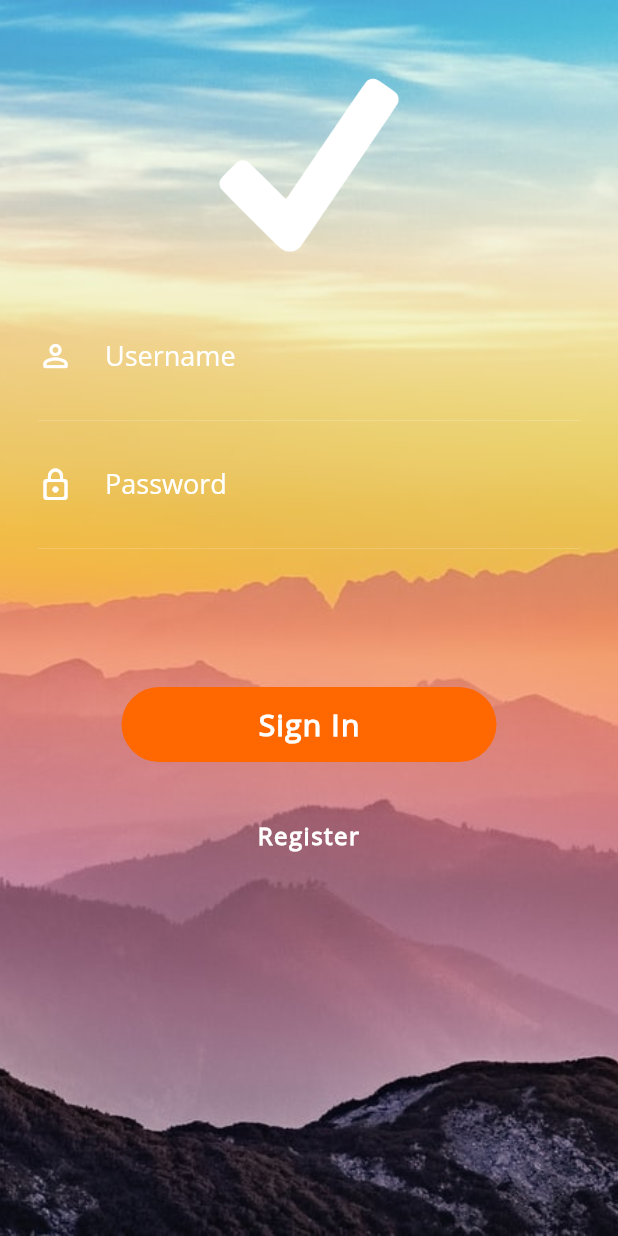
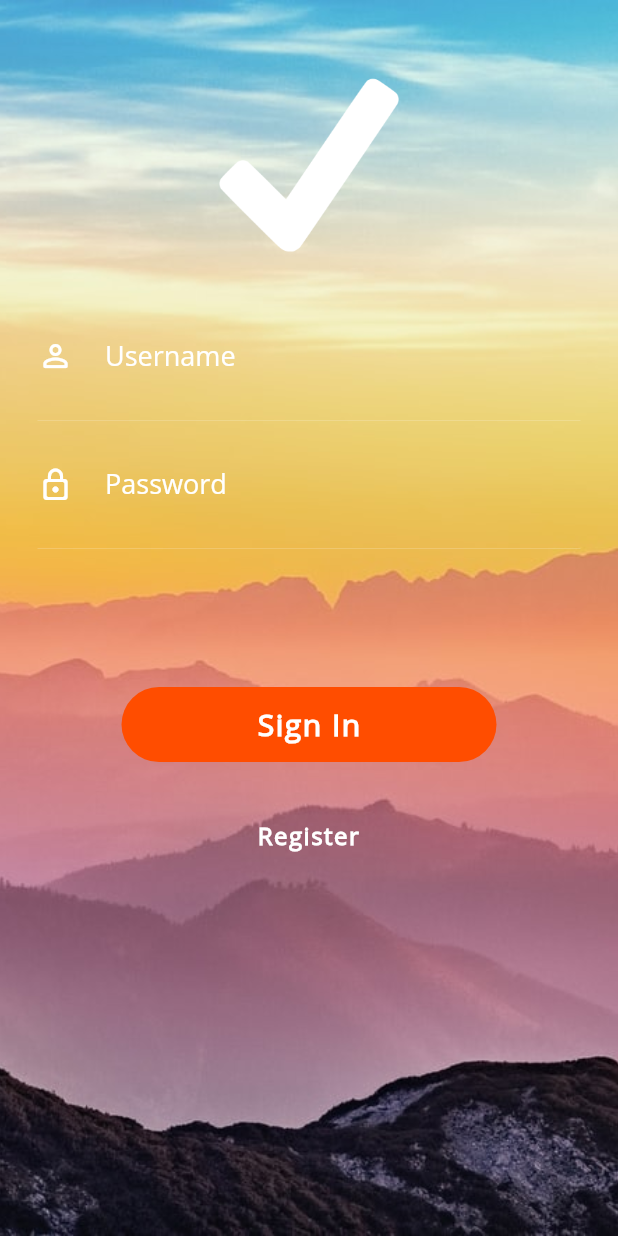
Before and after one commit to felipecastrosales/animations, a Flutter app: the screen it shows after launch, on a phone screen of 412 x 824 dp. Run offline on Flutter 3.47's test engine with Material 2 defaults, Android fonts, the phone set to English and light mode, and no system bars.

Commit message:
updates in files

```diff
--- a/lib/main.dart
+++ b/lib/main.dart
@@ -13,7 +13,6 @@ class MyApp extends StatelessWidget {
         theme: ThemeData(
           brightness: Brightness.dark,
           primaryColor: const Color(0xFFFF4D00),
-          accentColor: const Color(0xFFFF6700),
           fontFamily: 'OpenSans',
         ));
   }
--- a/lib/screens/home/home_screen.dart
+++ b/lib/screens/home/home_screen.dart
@@ -15,7 +15,7 @@ class _HomeScreenState extends State<HomeScreen>
   void initState() {
     super.initState();
     _controller = AnimationController(
-      vsync: this, duration: Duration(milliseconds:2000));
+      vsync: this, duration: Duration(milliseconds: 2000));
     _controller.forward();
   }
 
--- a/lib/screens/home/widgets/animated_list_view.dart
+++ b/lib/screens/home/widgets/animated_list_view.dart
@@ -25,7 +25,7 @@ class AnimatedListView extends StatelessWidget {
         ListData(
           title: 'Flutter Study',
           subtitle: 'I study a lot of Flutter',
-          image: AssetImage('assets/images/flutter.jpg'),
+          image: AssetImage('assets/images/flutter.png'),
           margin: listSlidePosition.value * 2,
         ),
         ListData(
--- a/lib/screens/home/widgets/stagger_animation.dart
+++ b/lib/screens/home/widgets/stagger_animation.dart
@@ -23,7 +23,7 @@ class StaggerAnimation extends StatelessWidget {
         ).animate(
           CurvedAnimation(
             parent: controller,
-            curve: Interval(0.3, 0.8, curve: Curves.ease),
+            curve: Interval(0.3, 0.8, curve: Curves.decelerate),
           ),
         );
 
--- a/lib/screens/login/widgets/stagger_animation.dart
+++ b/lib/screens/login/widgets/stagger_animation.dart
@@ -41,7 +41,7 @@ class StaggerAnimation extends StatelessWidget {
                   height: 50,
                   alignment: Alignment.center,
                   decoration: BoxDecoration(
-                      color: Theme.of(context).accentColor,
+                      color: Theme.of(context).primaryColor,
                       borderRadius: BorderRadius.all(Radius.circular(30))),
                   child: _buildInside(context),
                 )
@@ -49,7 +49,7 @@ class StaggerAnimation extends StatelessWidget {
                   width: buttonZoomOut.value,
                   height: buttonZoomOut.value,
                   decoration: BoxDecoration(
-                      color: Theme.of(context).accentColor,
+                      color: Theme.of(context).primaryColor,
                       shape: buttonZoomOut.value < 500
                           ? BoxShape.circle
                           : BoxShape.rectangle),
@@ -67,7 +67,7 @@ class StaggerAnimation extends StatelessWidget {
             color: Colors.white,
             fontSize: 20,
             fontWeight: FontWeight.bold,
-            letterSpacing: 0.8),
+            letterSpacing: 1),
       );
     } else {
       return CircularProgressIndicator(
```
Also changed, not shown: assets/images/flutter.png (renamed from assets/images/flutter.jpg), 4 other files.
